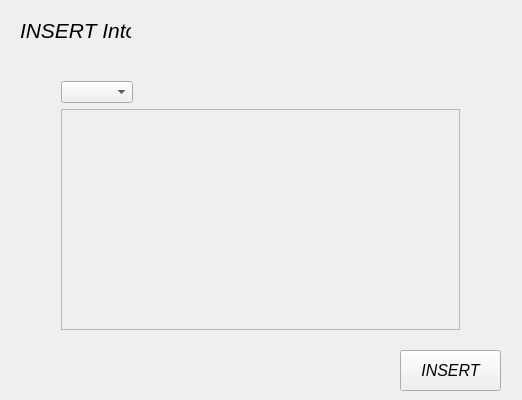
Above: SQL Manager/src/InsertPage.ui from CBall02/Senior-Project before the change. Below: the same form after it.
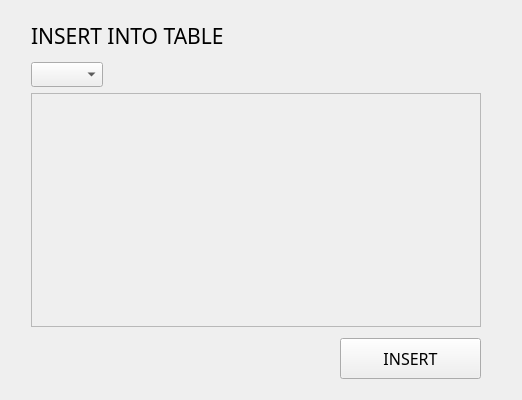
That is the form after the change.

```diff
--- a/SQL Manager/src/InsertPage.ui
+++ b/SQL Manager/src/InsertPage.ui
@@ -10,38 +10,49 @@
     <height>400</height>
    </rect>
   </property>
+  <property name="font">
+   <font>
+    <family>Cascadia Code Light</family>
+   </font>
+  </property>
   <property name="windowTitle">
    <string>InsertPage</string>
   </property>
   <widget class="QWidget" name="centralWidget">
-   <widget class="QLabel" name="label">
-    <property name="geometry">
-     <rect>
-      <x>20</x>
-      <y>10</y>
-      <width>111</width>
-      <height>41</height>
-     </rect>
-    </property>
-    <property name="font">
-     <font>
-      <pointsize>16</pointsize>
-      <italic>true</italic>
-     </font>
-    </property>
-    <property name="text">
-     <string>INSERT Into</string>
-    </property>
-   </widget>
-   <widget class="QWidget" name="verticalLayoutWidget">
-    <property name="geometry">
-     <rect>
-      <x>50</x>
-      <y>70</y>
-      <width>421</width>
-      <height>271</height>
-     </rect>
-    </property>
+   <layout class="QGridLayout" name="gridLayout">
+    <item row="3" column="0">
+     <spacer name="horizontalSpacer_4">
+      <property name="orientation">
+       <enum>Qt::Horizontal</enum>
+      </property>
+      <property name="sizeType">
+       <enum>QSizePolicy::Fixed</enum>
+      </property>
+      <property name="sizeHint" stdset="0">
+       <size>
+        <width>20</width>
+        <height>20</height>
+       </size>
+      </property>
+     </spacer>
+    </item>
+    <item row="4" column="2">
+     <spacer name="verticalSpacer_3">
+      <property name="orientation">
+       <enum>Qt::Vertical</enum>
+      </property>
+      <property name="sizeType">
+       <enum>QSizePolicy::Fixed</enum>
+      </property>
+      <property name="sizeHint" stdset="0">
+       <size>
+        <width>20</width>
+        <height>5</height>
+       </size>
+      </property>
+     </spacer>
+    </item>
+    <item row="3" column="1" colspan="2">
     <layout class="QVBoxLayout" name="verticalLayout">
      <item>
       <layout class="QHBoxLayout" name="horizontalLayout">
@@ -73,8 +84,8 @@
          <rect>
           <x>0</x>
           <y>0</y>
-          <width>417</width>
-          <height>238</height>
+           <width>438</width>
+           <height>216</height>
          </rect>
         </property>
         <widget class="QWidget" name="verticalLayoutWidget_2">
@@ -92,26 +103,129 @@
       </widget>
      </item>
     </layout>
-   </widget>
+    </item>
+    <item row="3" column="3">
+     <spacer name="horizontalSpacer_3">
+      <property name="orientation">
+       <enum>Qt::Horizontal</enum>
+      </property>
+      <property name="sizeType">
+       <enum>QSizePolicy::Fixed</enum>
+      </property>
+      <property name="sizeHint" stdset="0">
+       <size>
+        <width>30</width>
+        <height>20</height>
+       </size>
+      </property>
+     </spacer>
+    </item>
+    <item row="0" column="1">
+     <spacer name="verticalSpacer">
+      <property name="orientation">
+       <enum>Qt::Vertical</enum>
+      </property>
+      <property name="sizeType">
+       <enum>QSizePolicy::Fixed</enum>
+      </property>
+      <property name="sizeHint" stdset="0">
+       <size>
+        <width>20</width>
+        <height>10</height>
+       </size>
+      </property>
+     </spacer>
+    </item>
+    <item row="5" column="2">
+     <layout class="QHBoxLayout" name="horizontalLayout_2">
+      <item>
+       <spacer name="horizontalSpacer_2">
+        <property name="orientation">
+         <enum>Qt::Horizontal</enum>
+        </property>
+        <property name="sizeHint" stdset="0">
+         <size>
+          <width>40</width>
+          <height>20</height>
+         </size>
+        </property>
+       </spacer>
+      </item>
+      <item>
    <widget class="QPushButton" name="insertButton">
-    <property name="geometry">
-     <rect>
-      <x>400</x>
-      <y>350</y>
-      <width>101</width>
+        <property name="minimumSize">
+         <size>
+          <width>141</width>
       <height>41</height>
-     </rect>
+         </size>
+        </property>
+        <property name="sizeIncrement">
+         <size>
+          <width>0</width>
+          <height>0</height>
+         </size>
     </property>
     <property name="font">
      <font>
+          <family>Cascadia Code Light</family>
       <pointsize>12</pointsize>
-      <italic>true</italic>
+          <italic>false</italic>
      </font>
     </property>
     <property name="text">
      <string>INSERT</string>
     </property>
    </widget>
+      </item>
+     </layout>
+    </item>
+    <item row="1" column="1">
+     <widget class="QLabel" name="label">
+      <property name="font">
+       <font>
+        <family>Cascadia Code Light</family>
+        <pointsize>16</pointsize>
+        <italic>false</italic>
+       </font>
+      </property>
+      <property name="text">
+       <string>INSERT INTO TABLE</string>
+      </property>
+     </widget>
+    </item>
+    <item row="6" column="2">
+     <spacer name="verticalSpacer_2">
+      <property name="orientation">
+       <enum>Qt::Vertical</enum>
+      </property>
+      <property name="sizeType">
+       <enum>QSizePolicy::Fixed</enum>
+      </property>
+      <property name="sizeHint" stdset="0">
+       <size>
+        <width>20</width>
+        <height>10</height>
+       </size>
+      </property>
+     </spacer>
+    </item>
+    <item row="2" column="1">
+     <spacer name="verticalSpacer_4">
+      <property name="orientation">
+       <enum>Qt::Vertical</enum>
+      </property>
+      <property name="sizeType">
+       <enum>QSizePolicy::Fixed</enum>
+      </property>
+      <property name="sizeHint" stdset="0">
+       <size>
+        <width>20</width>
+        <height>5</height>
+       </size>
+      </property>
+     </spacer>
+    </item>
+   </layout>
   </widget>
  </widget>
  <layoutdefault spacing="6" margin="11"/>
```
Left out of the diff: 2 changed lines with no effect on the pictures. Lines whose indentation alone changed are shown as unchanged.
